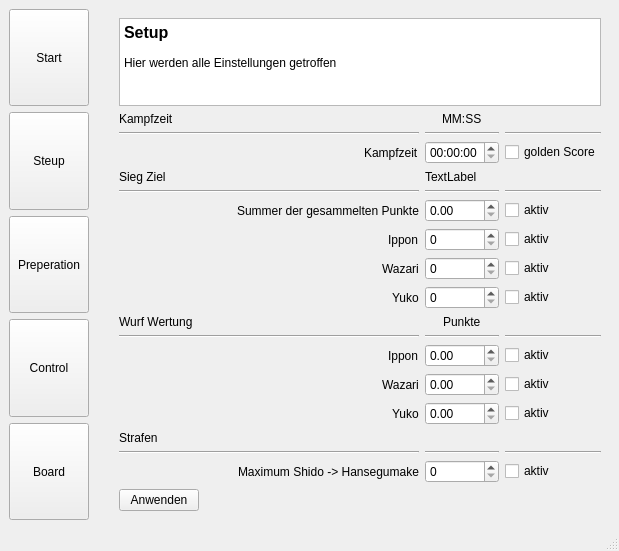
First picture: the form in JudoScoreboard/mainwindow.ui, repository lusmdl/MyJudoScoreboard, before the edit.
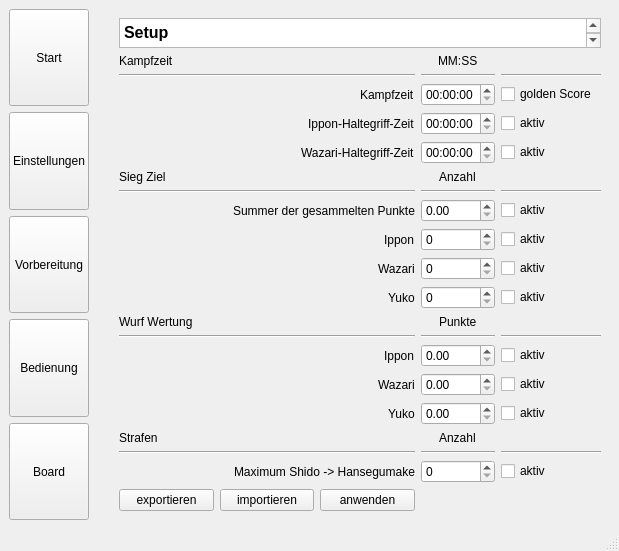
Second picture: the form after the edit. The open tabs and pages were chosen to show the change.

Diff of the .ui file:
```diff
--- a/JudoScoreboard/mainwindow.ui
+++ b/JudoScoreboard/mainwindow.ui
@@ -39,7 +39,7 @@
          </sizepolicy>
         </property>
         <property name="text">
-         <string>Steup</string>
+         <string>Einstellungen</string>
         </property>
        </widget>
       </item>
@@ -52,7 +52,7 @@
          </sizepolicy>
         </property>
         <property name="text">
-         <string>Preperation</string>
+         <string>Vorbereitung</string>
         </property>
        </widget>
       </item>
@@ -65,7 +65,7 @@
          </sizepolicy>
         </property>
         <property name="text">
-         <string>Control</string>
+         <string>Bedienung</string>
         </property>
        </widget>
       </item>
@@ -181,7 +181,7 @@
        </property>
        <layout class="QHBoxLayout" name="horizontalLayout_3">
         <item>
-         <layout class="QGridLayout" name="gridLayout" columnminimumwidth="9999,0,0">
+         <layout class="QGridLayout" name="_1_layout" columnminimumwidth="9999,50,100">
           <property name="leftMargin">
            <number>0</number>
           </property>
@@ -194,189 +194,52 @@
           <property name="bottomMargin">
            <number>0</number>
           </property>
-          <item row="5" column="0" alignment="Qt::AlignRight">
-           <widget class="QLabel" name="label_2">
+          <item row="10" column="2">
+           <widget class="QCheckBox" name="_1_checkWinSum">
             <property name="text">
-             <string>Kampfzeit</string>
+             <string>aktiv</string>
             </property>
            </widget>
           </item>
-          <item row="5" column="2">
-           <widget class="QCheckBox" name="checkBox_4">
+          <item row="11" column="2">
+           <widget class="QCheckBox" name="_1_checkWinIppon">
             <property name="text">
-             <string>golden Score</string>
-            </property>
-           </widget>
-          </item>
-          <item row="6" column="0">
-           <widget class="QLabel" name="label_11">
-            <property name="text">
-             <string>Sieg Ziel</string>
-            </property>
-           </widget>
-          </item>
-          <item row="5" column="1">
-           <widget class="QTimeEdit" name="timeEdit"/>
-          </item>
-          <item row="13" column="1">
-           <widget class="Line" name="line_3">
-            <property name="orientation">
-             <enum>Qt::Horizontal</enum>
-            </property>
-           </widget>
-          </item>
-          <item row="15" column="2">
-           <widget class="QCheckBox" name="checkBox_2">
-            <property name="text">
              <string>aktiv</string>
             </property>
            </widget>
           </item>
-          <item row="18" column="0">
-           <widget class="Line" name="line_7">
-            <property name="orientation">
-             <enum>Qt::Horizontal</enum>
-            </property>
-           </widget>
-          </item>
-          <item row="18" column="1">
-           <widget class="Line" name="line_8">
-            <property name="orientation">
-             <enum>Qt::Horizontal</enum>
-            </property>
-           </widget>
-          </item>
-          <item row="15" column="0" alignment="Qt::AlignRight">
-           <widget class="QLabel" name="label_5">
-            <property name="text">
-             <string>Wazari</string>
-            </property>
-           </widget>
-          </item>
-          <item row="17" column="0">
-           <widget class="QLabel" name="label_10">
-            <property name="text">
-             <string>Strafen</string>
-            </property>
-           </widget>
-          </item>
-          <item row="19" column="1">
-           <widget class="QSpinBox" name="spinBox">
-            <property name="maximumSize">
-             <size>
-              <width>105</width>
-              <height>16777215</height>
-             </size>
-            </property>
-           </widget>
-          </item>
-          <item row="1" column="1" alignment="Qt::AlignHCenter">
-           <widget class="QLabel" name="label_7">
-            <property name="text">
-             <string>MM:SS</string>
-            </property>
-           </widget>
-          </item>
-          <item row="6" column="1">
-           <widget class="QLabel" name="label_12">
-            <property name="text">
-             <string>TextLabel</string>
-            </property>
-           </widget>
-          </item>
-          <item row="7" column="1">
-           <widget class="Line" name="line_11">
-            <property name="orientation">
-             <enum>Qt::Horizontal</enum>
-            </property>
-           </widget>
-          </item>
-          <item row="9" column="0" alignment="Qt::AlignRight">
+          <item row="11" column="0" alignment="Qt::AlignRight">
            <widget class="QLabel" name="label_13">
             <property name="text">
              <string>Ippon</string>
             </property>
            </widget>
           </item>
-          <item row="1" column="0">
-           <widget class="QLabel" name="label">
-            <property name="text">
-             <string>Kampfzeit</string>
-            </property>
-           </widget>
-          </item>
-          <item row="10" column="0" alignment="Qt::AlignRight">
-           <widget class="QLabel" name="label_14">
-            <property name="text">
-             <string>Wazari</string>
-            </property>
-           </widget>
-          </item>
-          <item row="20" column="0">
-           <widget class="QPushButton" name="pushButton">
-            <property name="sizePolicy">
-             <sizepolicy hsizetype="Fixed" vsizetype="Fixed">
-              <horstretch>0</horstretch>
-              <verstretch>0</verstretch>
-             </sizepolicy>
-            </property>
-            <property name="text">
-             <string>Anwenden</string>
-            </property>
-           </widget>
-          </item>
-          <item row="16" column="1">
-           <widget class="QDoubleSpinBox" name="doubleSpinBox"/>
-          </item>
-          <item row="16" column="0" alignment="Qt::AlignRight">
-           <widget class="QLabel" name="label_6">
-            <property name="text">
-             <string>Yuko</string>
-            </property>
-           </widget>
-          </item>
-          <item row="14" column="2">
-           <widget class="QCheckBox" name="checkBox">
-            <property name="text">
-             <string>aktiv</string>
-            </property>
-           </widget>
-          </item>
-          <item row="2" column="2">
-           <widget class="Line" name="line_6">
+          <item row="9" column="0">
+           <widget class="Line" name="line_10">
             <property name="orientation">
              <enum>Qt::Horizontal</enum>
             </property>
            </widget>
           </item>
-          <item row="16" column="2">
-           <widget class="QCheckBox" name="checkBox_3">
-            <property name="text">
-             <string>aktiv</string>
-            </property>
-           </widget>
+          <item row="12" column="1">
+           <widget class="QSpinBox" name="_1_numWinWazari"/>
           </item>
-          <item row="11" column="1">
-           <widget class="QSpinBox" name="spinBox_4"/>
-          </item>
-          <item row="14" column="1">
-           <widget class="QDoubleSpinBox" name="doubleSpinBox_3"/>
-          </item>
-          <item row="18" column="2">
-           <widget class="Line" name="line_9">
+          <item row="15" column="0">
+           <widget class="Line" name="line_4">
             <property name="orientation">
              <enum>Qt::Horizontal</enum>
             </property>
            </widget>
           </item>
-          <item row="14" column="0" alignment="Qt::AlignRight">
-           <widget class="QLabel" name="label_3">
+          <item row="12" column="2">
+           <widget class="QCheckBox" name="_1_checkWinWazari">
             <property name="text">
-             <string>Ippon</string>
+             <string>aktiv</string>
             </property>
            </widget>
           </item>
-          <item row="20" column="2">
+          <item row="22" column="2">
            <spacer name="verticalSpacer">
             <property name="orientation">
              <enum>Qt::Vertical</enum>
@@ -392,30 +255,34 @@
             </property>
            </spacer>
           </item>
-          <item row="19" column="2">
-           <widget class="QCheckBox" name="checkBox_5">
+          <item row="20" column="0">
+           <widget class="Line" name="line_7">
+            <property name="orientation">
+             <enum>Qt::Horizontal</enum>
+            </property>
+           </widget>
+          </item>
+          <item row="12" column="0" alignment="Qt::AlignRight">
+           <widget class="QLabel" name="label_14">
+            <property name="text">
+             <string>Wazari</string>
+            </property>
+           </widget>
+          </item>
+          <item row="2" column="2">
+           <widget class="Line" name="line_6">
+            <property name="orientation">
+             <enum>Qt::Horizontal</enum>
+            </property>
+           </widget>
+          </item>
+          <item row="17" column="2">
+           <widget class="QCheckBox" name="_1_checkWazari">
             <property name="text">
              <string>aktiv</string>
             </property>
            </widget>
           </item>
-          <item row="2" column="1">
-           <widget class="Line" name="line_2">
-            <property name="orientation">
-             <enum>Qt::Horizontal</enum>
-            </property>
-           </widget>
-          </item>
-          <item row="10" column="1">
-           <widget class="QSpinBox" name="spinBox_3"/>
-          </item>
-          <item row="13" column="0">
-           <widget class="Line" name="line_4">
-            <property name="orientation">
-             <enum>Qt::Horizontal</enum>
-            </property>
-           </widget>
-          </item>
           <item row="0" column="0" colspan="3">
            <widget class="QTextBrowser" name="_1_head">
             <property name="html">
@@ -432,15 +299,134 @@
             </property>
            </widget>
           </item>
-          <item row="11" column="0" alignment="Qt::AlignRight">
+          <item row="2" column="1">
+           <widget class="Line" name="line_2">
+            <property name="orientation">
+             <enum>Qt::Horizontal</enum>
+            </property>
+           </widget>
+          </item>
+          <item row="9" column="2">
+           <widget class="Line" name="line_12">
+            <property name="orientation">
+             <enum>Qt::Horizontal</enum>
+            </property>
+           </widget>
+          </item>
+          <item row="21" column="1">
+           <widget class="QSpinBox" name="_1_numMaxShido">
+            <property name="maximumSize">
+             <size>
+              <width>105</width>
+              <height>16777215</height>
+             </size>
+            </property>
+           </widget>
+          </item>
+          <item row="19" column="0">
+           <widget class="QLabel" name="label_10">
+            <property name="text">
+             <string>Strafen</string>
+            </property>
+           </widget>
+          </item>
+          <item row="16" column="2">
+           <widget class="QCheckBox" name="_1_checkIppon">
+            <property name="text">
+             <string>aktiv</string>
+            </property>
+           </widget>
+          </item>
+          <item row="20" column="2">
+           <widget class="Line" name="line_9">
+            <property name="orientation">
+             <enum>Qt::Horizontal</enum>
+            </property>
+           </widget>
+          </item>
+          <item row="17" column="1">
+           <widget class="QDoubleSpinBox" name="_1_valueWazari"/>
+          </item>
+          <item row="8" column="0">
+           <widget class="QLabel" name="label_11">
+            <property name="text">
+             <string>Sieg Ziel</string>
+            </property>
+           </widget>
+          </item>
+          <item row="10" column="0" alignment="Qt::AlignRight">
+           <widget class="QLabel" name="label_16">
+            <property name="text">
+             <string>Summer der gesammelten Punkte</string>
+            </property>
+           </widget>
+          </item>
+          <item row="7" column="1">
+           <widget class="QTimeEdit" name="_1_timeHoldWazari"/>
+          </item>
+          <item row="13" column="1">
+           <widget class="QSpinBox" name="_1_numWinYuko"/>
+          </item>
+          <item row="1" column="1" alignment="Qt::AlignHCenter">
+           <widget class="QLabel" name="label_7">
+            <property name="text">
+             <string>MM:SS</string>
+            </property>
+           </widget>
+          </item>
+          <item row="1" column="0">
+           <widget class="QLabel" name="label">
+            <property name="text">
+             <string>Kampfzeit</string>
+            </property>
+           </widget>
+          </item>
+          <item row="13" column="0" alignment="Qt::AlignRight">
            <widget class="QLabel" name="label_15">
             <property name="text">
              <string>Yuko</string>
             </property>
            </widget>
           </item>
-          <item row="11" column="2">
-           <widget class="QCheckBox" name="checkBox_6">
+          <item row="6" column="1">
+           <widget class="QTimeEdit" name="_1_timeHoldIppon"/>
+          </item>
+          <item row="18" column="1">
+           <widget class="QDoubleSpinBox" name="_1_valueYuko"/>
+          </item>
+          <item row="5" column="1">
+           <widget class="QTimeEdit" name="_1_timeFight"/>
+          </item>
+          <item row="15" column="2">
+           <widget class="Line" name="line_5">
+            <property name="orientation">
+             <enum>Qt::Horizontal</enum>
+            </property>
+           </widget>
+          </item>
+          <item row="7" column="0" alignment="Qt::AlignRight">
+           <widget class="QLabel" name="label_18">
+            <property name="text">
+             <string>Wazari-Haltegriff-Zeit</string>
+            </property>
+           </widget>
+          </item>
+          <item row="8" column="1" alignment="Qt::AlignHCenter">
+           <widget class="QLabel" name="label_12">
+            <property name="text">
+             <string>Anzahl</string>
+            </property>
+           </widget>
+          </item>
+          <item row="6" column="2">
+           <widget class="QCheckBox" name="_1_checkHoldIppon">
+            <property name="text">
+             <string>aktiv</string>
+            </property>
+           </widget>
+          </item>
+          <item row="7" column="2">
+           <widget class="QCheckBox" name="_1_checkHoldWazari">
             <property name="text">
              <string>aktiv</string>
             </property>
@@ -453,85 +439,152 @@
             </property>
            </widget>
           </item>
-          <item row="12" column="0">
-           <widget class="QLabel" name="label_8">
-            <property name="text">
-             <string>Wurf Wertung</string>
-            </property>
-           </widget>
-          </item>
-          <item row="13" column="2">
-           <widget class="Line" name="line_5">
-            <property name="orientation">
-             <enum>Qt::Horizontal</enum>
-            </property>
-           </widget>
-          </item>
-          <item row="9" column="1">
-           <widget class="QSpinBox" name="spinBox_2"/>
-          </item>
-          <item row="10" column="2">
-           <widget class="QCheckBox" name="checkBox_7">
-            <property name="text">
-             <string>aktiv</string>
-            </property>
-           </widget>
-          </item>
-          <item row="12" column="1" alignment="Qt::AlignHCenter">
-           <widget class="QLabel" name="label_4">
-            <property name="text">
-             <string>Punkte</string>
-            </property>
-           </widget>
-          </item>
           <item row="15" column="1">
-           <widget class="QDoubleSpinBox" name="doubleSpinBox_2"/>
+           <widget class="Line" name="line_3">
+            <property name="orientation">
+             <enum>Qt::Horizontal</enum>
+            </property>
+           </widget>
           </item>
-          <item row="7" column="2">
-           <widget class="Line" name="line_12">
+          <item row="16" column="0" alignment="Qt::AlignRight">
+           <widget class="QLabel" name="label_3">
+            <property name="text">
+             <string>Ippon</string>
+            </property>
+           </widget>
+          </item>
+          <item row="18" column="0" alignment="Qt::AlignRight">
+           <widget class="QLabel" name="label_6">
+            <property name="text">
+             <string>Yuko</string>
+            </property>
+           </widget>
+          </item>
+          <item row="18" column="2">
+           <widget class="QCheckBox" name="_1_checkYuko">
+            <property name="text">
+             <string>aktiv</string>
+            </property>
+           </widget>
+          </item>
+          <item row="20" column="1">
+           <widget class="Line" name="line_8">
             <property name="orientation">
              <enum>Qt::Horizontal</enum>
             </property>
            </widget>
           </item>
-          <item row="19" column="0" alignment="Qt::AlignRight">
+          <item row="13" column="2">
+           <widget class="QCheckBox" name="_1_checkWinYuko">
+            <property name="text">
+             <string>aktiv</string>
+            </property>
+           </widget>
+          </item>
+          <item row="21" column="0" alignment="Qt::AlignRight">
            <widget class="QLabel" name="label_9">
             <property name="text">
              <string>Maximum Shido -&gt; Hansegumake</string>
             </property>
            </widget>
           </item>
-          <item row="9" column="2">
-           <widget class="QCheckBox" name="checkBox_8">
+          <item row="14" column="1" alignment="Qt::AlignHCenter">
+           <widget class="QLabel" name="label_4">
             <property name="text">
-             <string>aktiv</string>
+             <string>Punkte</string>
             </property>
            </widget>
           </item>
-          <item row="7" column="0">
-           <widget class="Line" name="line_10">
+          <item row="6" column="0" alignment="Qt::AlignRight">
+           <widget class="QLabel" name="label_17">
+            <property name="text">
+             <string>Ippon-Haltegriff-Zeit</string>
+            </property>
+           </widget>
+          </item>
+          <item row="9" column="1">
+           <widget class="Line" name="line_11">
             <property name="orientation">
              <enum>Qt::Horizontal</enum>
             </property>
            </widget>
           </item>
-          <item row="8" column="0" alignment="Qt::AlignRight">
-           <widget class="QLabel" name="label_16">
+          <item row="5" column="2">
+           <widget class="QCheckBox" name="_1_checkGoldenScore">
             <property name="text">
-             <string>Summer der gesammelten Punkte</string>
+             <string>golden Score</string>
             </property>
            </widget>
           </item>
-          <item row="8" column="1">
-           <widget class="QDoubleSpinBox" name="doubleSpinBox_4"/>
+          <item row="5" column="0" alignment="Qt::AlignRight">
+           <widget class="QLabel" name="label_2">
+            <property name="text">
+             <string>Kampfzeit</string>
+            </property>
+           </widget>
           </item>
-          <item row="8" column="2">
-           <widget class="QCheckBox" name="checkBox_9">
+          <item row="10" column="1">
+           <widget class="QDoubleSpinBox" name="_1_numWinPoints"/>
+          </item>
+          <item row="21" column="2">
+           <widget class="QCheckBox" name="_1_checkHansegumake">
             <property name="text">
              <string>aktiv</string>
             </property>
            </widget>
           </item>
+          <item row="17" column="0" alignment="Qt::AlignRight">
+           <widget class="QLabel" name="label_5">
+            <property name="text">
+             <string>Wazari</string>
+            </property>
+           </widget>
+          </item>
+          <item row="14" column="0">
+           <widget class="QLabel" name="label_8">
+            <property name="text">
+             <string>Wurf Wertung</string>
+            </property>
+           </widget>
+          </item>
+          <item row="11" column="1">
+           <widget class="QSpinBox" name="_1_numWinIppon"/>
+          </item>
+          <item row="16" column="1">
+           <widget class="QDoubleSpinBox" name="_1_valueIppon"/>
+          </item>
+          <item row="22" column="0">
+           <layout class="QHBoxLayout" name="horizontalLayout_7">
+            <item>
+             <widget class="QPushButton" name="_1_btnExport">
+              <property name="text">
+               <string>exportieren</string>
+              </property>
+             </widget>
+            </item>
+            <item>
+             <widget class="QPushButton" name="_1_btnImport">
+              <property name="text">
+               <string>importieren</string>
+              </property>
+             </widget>
+            </item>
+            <item>
+             <widget class="QPushButton" name="_1_btnApply">
+              <property name="text">
+               <string>anwenden</string>
+              </property>
+             </widget>
+            </item>
+           </layout>
+          </item>
+          <item row="19" column="1" alignment="Qt::AlignHCenter">
+           <widget class="QLabel" name="label_22">
+            <property name="text">
+             <string>Anzahl</string>
+            </property>
+           </widget>
+          </item>
          </layout>
         </item>
        </layout>
```
Left out of the diff: 2 changed lines with no effect on the pictures.
